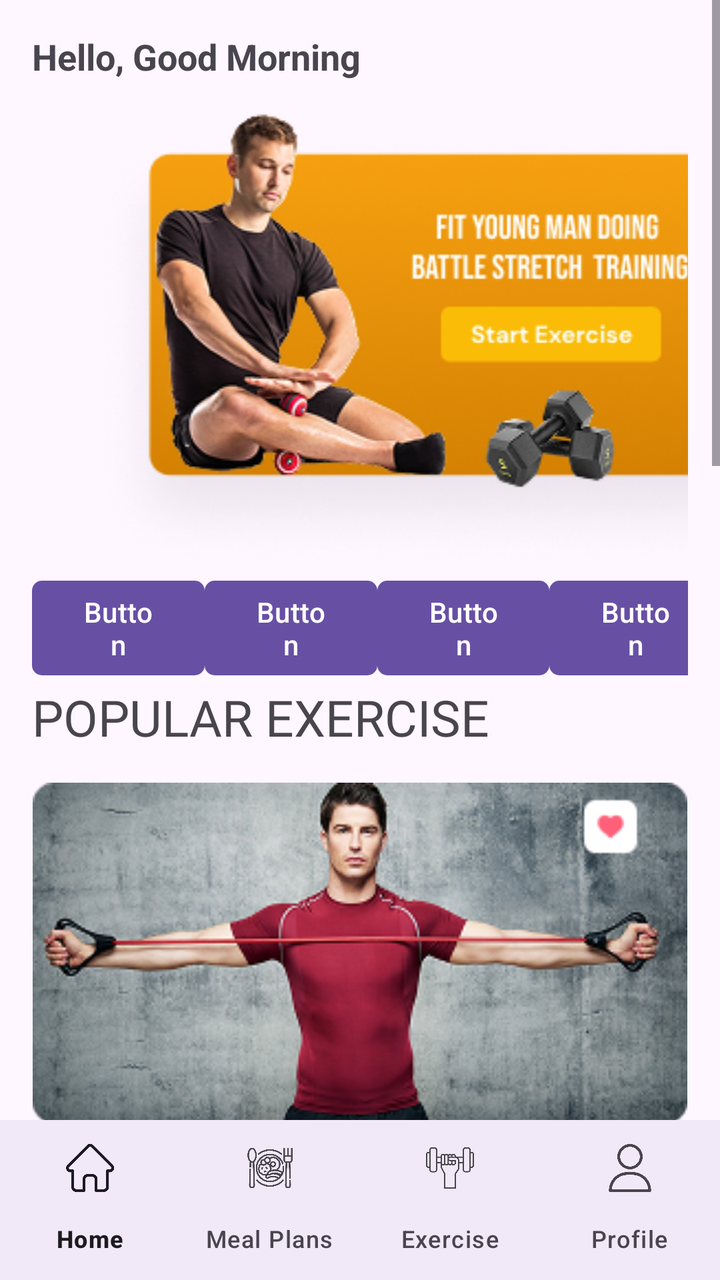
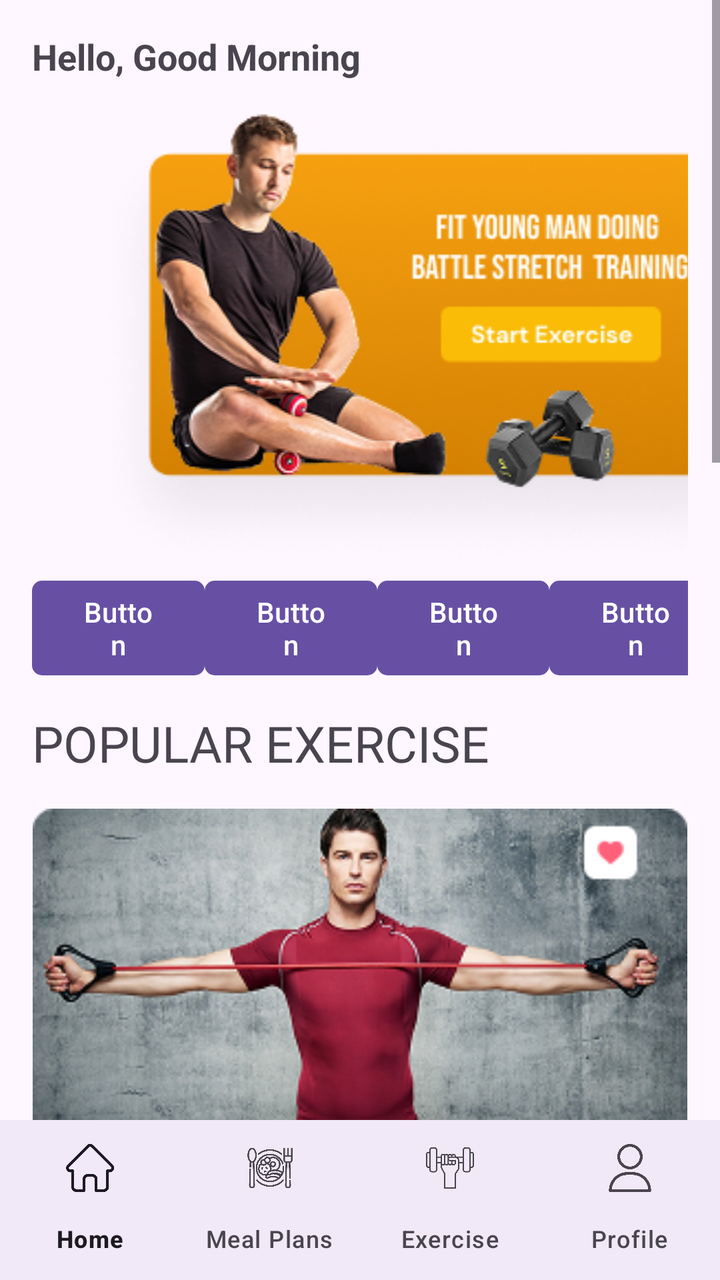

The first picture is an Android layout as it rendered before a commit; the second is the same layout after the commit. The layout source and the unified diff follow.
<!-- AndroidManifest.xml: application theme Theme.FitPro -->
<!-- res/layout/activity_main_home.xml -->
<?xml version="1.0" encoding="utf-8"?>
<androidx.coordinatorlayout.widget.CoordinatorLayout
    xmlns:android="http://schemas.android.com/apk/res/android"
    xmlns:app="http://schemas.android.com/apk/res-auto"
    xmlns:tools="http://schemas.android.com/tools"
    android:id="@+id/main"
    android:layout_width="match_parent"
    android:layout_height="match_parent"
    android:fitsSystemWindows="true"
    tools:context=".MainHome">

    
    <ScrollView
        android:id="@+id/scrollView"
        android:layout_width="match_parent"
        android:layout_height="match_parent"
        android:fillViewport="true"
        android:visibility="visible">

        <LinearLayout
            android:layout_width="match_parent"
            android:layout_height="wrap_content"
            android:orientation="vertical"
            android:padding="16dp"
            android:paddingBottom="100dp"> 

            

            <LinearLayout
                android:layout_width="match_parent"
                android:layout_height="match_parent"
                android:orientation="horizontal">

                <TextView
                    android:id="@+id/welcomeText"
                    android:layout_width="331dp"
                    android:layout_height="wrap_content"
                    android:paddingBottom="16dp"
                    android:text="Hello, Good Morning "
                    android:textSize="18sp"
                    android:textStyle="bold" />

                <SearchView
                    android:layout_width="match_parent"
                    android:layout_height="match_parent" />
            </LinearLayout>

            <ImageView
                android:id="@+id/imageView22"
                android:layout_width="411dp"
                android:layout_height="wrap_content"
                app:srcCompat="@drawable/group_56529" />

            <LinearLayout
                android:layout_width="match_parent"
                android:layout_height="match_parent"
                android:orientation="horizontal">

                <Button
                    android:id="@+id/button6"
                    android:layout_width="wrap_content"
                    android:layout_height="wrap_content"
                    android:layout_weight="1"
                    android:text="Button"
                    app:cornerRadius="5dp" />

                <Space
                    android:layout_width="wrap_content"
                    android:layout_height="wrap_content"
                    android:layout_weight="1" />

                <Button
                    android:id="@+id/button7"
                    android:layout_width="wrap_content"
                    android:layout_height="wrap_content"
                    android:layout_weight="1"
                    android:text="Button"
                    app:cornerRadius="5dp" />

                <Space
                    android:layout_width="wrap_content"
                    android:layout_height="wrap_content"
                    android:layout_weight="1" />

                <Button
                    android:id="@+id/button8"
                    android:layout_width="wrap_content"
                    android:layout_height="wrap_content"
                    android:layout_weight="1"
                    android:text="Button"
                    app:cornerRadius="5dp" />

                <Space
                    android:layout_width="wrap_content"
                    android:layout_height="wrap_content"
                    android:layout_weight="1" />

                <Button
                    android:id="@+id/button9"
                    android:layout_width="wrap_content"
                    android:layout_height="wrap_content"
                    android:layout_weight="1"
                    android:text="Button"
                    app:cornerRadius="5dp" />

                <Space
                    android:layout_width="wrap_content"
                    android:layout_height="wrap_content"
                    android:layout_weight="1" />

            </LinearLayout>

            <TextView
                android:id="@+id/textView24"
                android:layout_width="match_parent"
                android:layout_height="wrap_content"
                android:fontFamily="@font/bebas_neue"
                android:text="POPULAR EXERCISE"
                android:textSize="25dp" />

            <Space android:layout_width="match_parent" android:layout_height="16dp" />

            <ImageView
                android:id="@+id/imageView14"
                android:layout_width="match_parent"
                android:layout_height="wrap_content"
                android:adjustViewBounds="true"
                app:srcCompat="@drawable/group_56530" />

            <TextView
                android:id="@+id/textView25"
                android:layout_width="match_parent"
                android:layout_height="wrap_content"
                android:fontFamily="sans-serif-medium"
                android:text="Full Shot Man Stretching Arm" />

            <TextView
                android:id="@+id/textView34"
                android:layout_width="match_parent"
                android:layout_height="wrap_content"
                android:text="Beginner" />

            <Space
                android:layout_width="match_parent"
                android:layout_height="21dp" />

            <ImageView
                android:id="@+id/imageView15"
                android:layout_width="match_parent"
                android:layout_height="wrap_content"
                android:adjustViewBounds="true"
                app:srcCompat="@drawable/group_56531" />

            <TextView
                android:id="@+id/textView26"
                android:layout_width="match_parent"
                android:layout_height="wrap_content"
                android:fontFamily="sans-serif-medium"
                android:text="Athlete Practicing Monochrome" />

            <TextView
                android:id="@+id/textView35"
                android:layout_width="match_parent"
                android:layout_height="wrap_content"
                android:text="Beginner" />

            <Space android:layout_width="match_parent" android:layout_height="18dp" />

            <TextView
                android:id="@+id/textView27"
                android:layout_width="wrap_content"
                android:layout_height="wrap_content"
                android:fontFamily="@font/bebas_neue"
                android:text="MEAL PLAN"
                android:textSize="25sp" />

            <Space android:layout_width="match_parent" android:layout_height="13dp" />

            <ImageView
                android:id="@+id/imageView16"
                android:layout_width="match_parent"
                android:layout_height="wrap_content"
                android:adjustViewBounds="true"
                app:srcCompat="@drawable/img" />

            <TextView
                android:id="@+id/textView29"
                android:layout_width="match_parent"
                android:layout_height="wrap_content"
                android:fontFamily="sans-serif-medium"
                android:text="Greek salad with lettuce, green onion, " />

            <TextView
                android:id="@+id/textView32"
                android:layout_width="match_parent"
                android:layout_height="wrap_content"
                android:text="150 kcal" />

            <Space android:layout_width="match_parent" android:layout_height="27dp" />

            <ImageView
                android:id="@+id/imageView17"
                android:layout_width="match_parent"
                android:layout_height="wrap_content"
                android:adjustViewBounds="true"
                app:srcCompat="@drawable/img__1_" />

            <TextView
                android:id="@+id/textView31"
                android:layout_width="match_parent"
                android:layout_height="wrap_content"
                android:fontFamily="sans-serif-medium"
                android:text="Salad of fresh vegetables" />

            <TextView
                android:id="@+id/textView33"
                android:layout_width="match_parent"
                android:layout_height="wrap_content"
                android:text="270 kcal" />

            <Space android:layout_width="match_parent" android:layout_height="18dp" />

            <TextView
                android:id="@+id/textView36"
                android:layout_width="match_parent"
                android:layout_height="wrap_content"
                android:fontFamily="@font/bebas_neue"
                android:text="Additional Exercise"
                android:textSize="25dp" />

            <Space android:layout_width="match_parent" android:layout_height="27dp" />

            <LinearLayout
                android:layout_width="match_parent"
                android:layout_height="match_parent"
                android:orientation="horizontal">

                <ImageView
                    android:id="@+id/imageView18"
                    android:layout_width="150dp"
                    android:layout_height="150dp"
                    android:adjustViewBounds="true"
                    app:srcCompat="@drawable/group_56536" />

                <ImageView
                    android:id="@+id/imageView13"
                    android:layout_width="wrap_content"
                    android:layout_height="wrap_content"
                    android:layout_weight="1"
                    app:srcCompat="@drawable/exercises_with_jumping__rope" />

            </LinearLayout>

            <Space android:layout_width="match_parent" android:layout_height="23dp" />

            <LinearLayout
                android:layout_width="match_parent"
                android:layout_height="match_parent"
                android:orientation="horizontal">

                <ImageView
                    android:id="@+id/imageView19"
                    android:layout_width="150dp"
                    android:layout_height="150dp"
                    android:adjustViewBounds="true"
                    app:srcCompat="@drawable/group_56537" />

                <ImageView
                    android:id="@+id/imageView20"
                    android:layout_width="wrap_content"
                    android:layout_height="wrap_content"
                    android:layout_weight="1"
                    app:srcCompat="@drawable/exercises_with_holding_jumping__rope" />

            </LinearLayout>

            <Space android:layout_width="match_parent" android:layout_height="28dp" />

        </LinearLayout>
    </ScrollView>

    
    <com.google.android.material.bottomnavigation.BottomNavigationView
        android:id="@+id/bottom_navigation"
        android:layout_width="match_parent"
        android:layout_height="wrap_content"
        android:layout_gravity="bottom"
        android:background="?android:attr/windowBackground"
        app:labelVisibilityMode="labeled"
        app:menu="@menu/bottom_nav_menu" />

</androidx.coordinatorlayout.widget.CoordinatorLayout>
<!-- resources referenced by this layout -->
<resources>
  <!-- drawable exercises_with_holding_jumping__rope: png bitmap (drawable, 4495 bytes) -->
  <!-- drawable exercises_with_jumping__rope: png bitmap (drawable, 3978 bytes) -->
  <!-- drawable group_56529: png bitmap (drawable, 98790 bytes) -->
  <!-- drawable group_56530: png bitmap (drawable, 100898 bytes) -->
  <!-- drawable group_56531: png bitmap (drawable, 101907 bytes) -->
  <!-- drawable group_56536: png bitmap (drawable, 4906 bytes) -->
  <!-- drawable group_56537: png bitmap (drawable, 6492 bytes) -->
  <!-- drawable img: png bitmap (drawable, 99369 bytes) -->
  <!-- drawable img__1_: png bitmap (drawable, 145651 bytes) -->
  <style name="Theme.FitPro" parent="Base.Theme.FitPro" />
  <style name="Base.Theme.FitPro" parent="Theme.Material3.DayNight.NoActionBar">
          
          
      </style>
</resources>

<!-- the commit's change to res/layout/activity_main_home.xml (unified diff, before → after) -->
@@ -110,6 +110,10 @@
 
             </LinearLayout>
 
+            <Space
+                android:layout_width="match_parent"
+                android:layout_height="13dp" />
+
             <TextView
                 android:id="@+id/textView24"
                 android:layout_width="match_parent"
